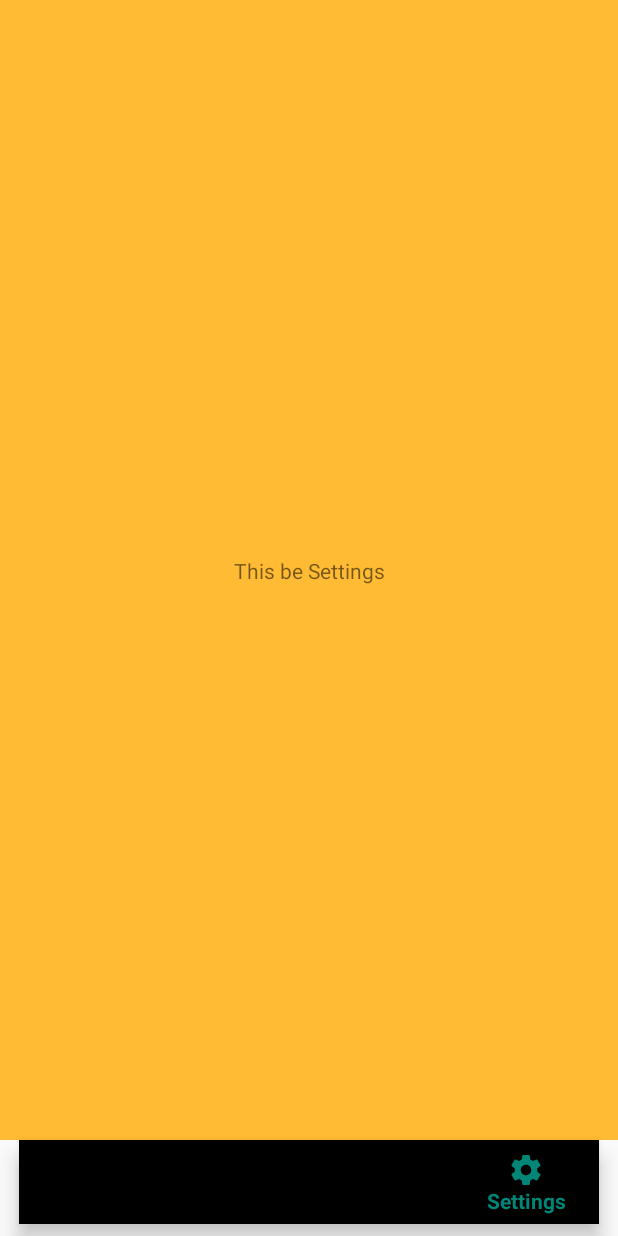
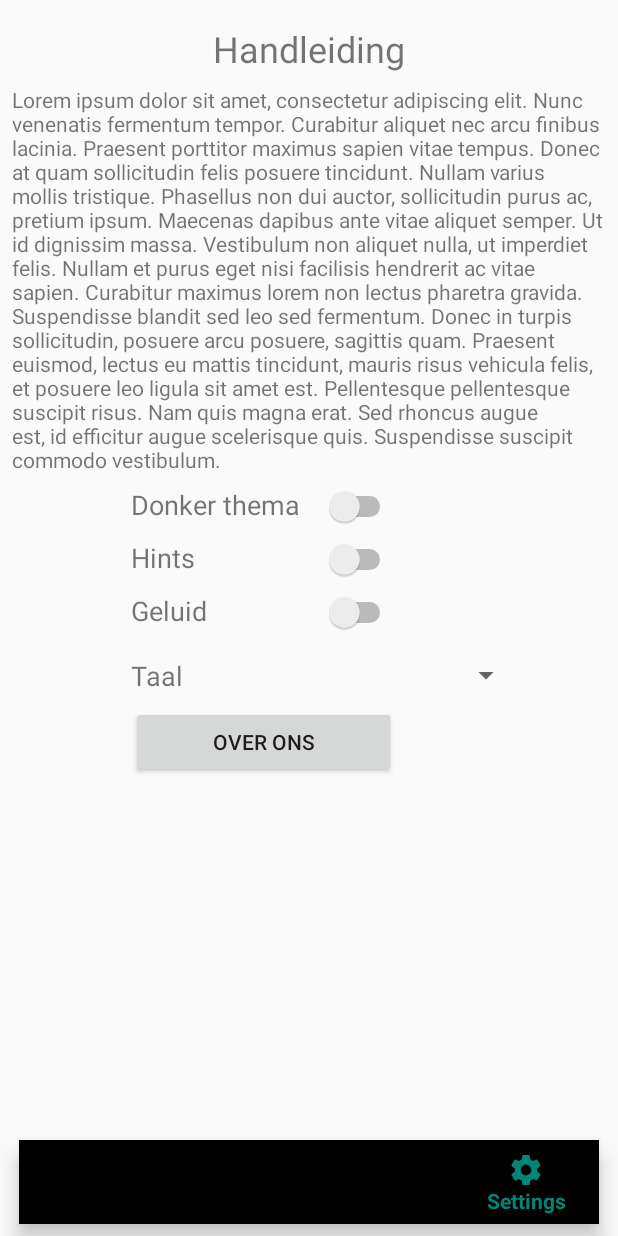
Before and after one commit to LucasDotEXE/Proftaak_1.4, an Android app: the screen it shows after launch (MainActivity), item 4 of the bottom bar chosen, on a phone screen of 412 x 824 dp. Run offline under Robolectric (Android 15) with nearby library versions, the phone set to English and light mode, and no system bars.

Commit message:
Prachtige settings tab

```diff
--- a/Andorid Project/EstelingLayoutTest/app/src/main/res/layout/fragment_settings.xml
+++ b/Andorid Project/EstelingLayoutTest/app/src/main/res/layout/fragment_settings.xml
@@ -1,19 +1,123 @@
 <?xml version="1.0" encoding="utf-8"?>
-<android.support.constraint.ConstraintLayout
-    xmlns:android="http://schemas.android.com/apk/res/android"
+<ScrollView xmlns:android="http://schemas.android.com/apk/res/android"
     xmlns:app="http://schemas.android.com/apk/res-auto"
+    xmlns:tools="http://schemas.android.com/tools"
     android:layout_width="match_parent"
-    android:layout_height="match_parent"
-    android:background="@android:color/holo_orange_light">
+    android:layout_height="match_parent">
 
 
-    <TextView
-        android:id="@+id/textView2"
+    <android.support.constraint.ConstraintLayout
+        android:layout_width="match_parent"
+        android:layout_height="match_parent">
+
+    <Switch
+        android:id="@+id/darkThemeSwitch"
         android:layout_width="wrap_content"
         android:layout_height="wrap_content"
-        android:text="This be Settings"
-        app:layout_constraintBottom_toBottomOf="parent"
+        android:layout_marginStart="16dp"
+        android:layout_marginTop="8dp"
+        app:layout_constraintStart_toEndOf="@+id/darkThemeTitleText"
+        app:layout_constraintTop_toBottomOf="@+id/manualContentText" />
+
+    <Switch
+        android:id="@+id/hintsSwitch"
+        android:layout_width="wrap_content"
+        android:layout_height="wrap_content"
+        android:layout_marginTop="8dp"
+        app:layout_constraintEnd_toEndOf="@+id/darkThemeSwitch"
+        app:layout_constraintTop_toBottomOf="@+id/darkThemeSwitch" />
+
+    <TextView
+        android:id="@+id/darkThemeTitleText"
+        android:layout_width="wrap_content"
+        android:layout_height="wrap_content"
+        android:layout_marginStart="8dp"
+        android:layout_marginEnd="8dp"
+        android:text="@string/darkthemetitle"
+        android:textSize="18sp"
+        app:layout_constraintEnd_toEndOf="parent"
+        app:layout_constraintHorizontal_bias="0.28"
+        app:layout_constraintStart_toStartOf="parent"
+        app:layout_constraintTop_toTopOf="@+id/darkThemeSwitch" />
+
+    <TextView
+        android:id="@+id/hintsTitleText"
+        android:layout_width="wrap_content"
+        android:layout_height="wrap_content"
+        android:text="@string/hintstitle"
+        android:textSize="18sp"
+        app:layout_constraintStart_toStartOf="@+id/darkThemeTitleText"
+        app:layout_constraintTop_toTopOf="@+id/hintsSwitch" />
+
+    <TextView
+        android:id="@+id/manualContentText"
+        android:layout_width="0dp"
+        android:layout_height="wrap_content"
+        android:layout_marginStart="8dp"
+        android:layout_marginTop="8dp"
+        android:layout_marginEnd="8dp"
+        android:text="@string/manualcontent"
+        app:layout_constraintEnd_toEndOf="parent"
+        app:layout_constraintStart_toStartOf="parent"
+        app:layout_constraintTop_toBottomOf="@+id/manualTitleText" />
+
+    <Button
+        android:id="@+id/aboutUsButton"
+        android:layout_width="0dp"
+        android:layout_height="wrap_content"
+        android:layout_marginTop="8dp"
+        android:text="@string/aboutustitle"
+        app:layout_constraintEnd_toEndOf="@+id/soundSwitch"
+        app:layout_constraintStart_toStartOf="@+id/soundTitleText"
+        app:layout_constraintTop_toBottomOf="@+id/languageTitleText" />
+
+    <Switch
+        android:id="@+id/soundSwitch"
+        android:layout_width="wrap_content"
+        android:layout_height="wrap_content"
+        android:layout_marginTop="8dp"
+        app:layout_constraintEnd_toEndOf="@+id/hintsSwitch"
+        app:layout_constraintTop_toBottomOf="@+id/hintsSwitch" />
+
+    <TextView
+        android:id="@+id/languageTitleText"
+        android:layout_width="wrap_content"
+        android:layout_height="wrap_content"
+        android:text="@string/languagetitle"
+        android:textSize="18sp"
+        app:layout_constraintStart_toStartOf="@+id/soundTitleText"
+        app:layout_constraintTop_toTopOf="@+id/languageSelecterSpinner" />
+
+    <Spinner
+        android:id="@+id/languageSelecterSpinner"
+        android:layout_width="0dp"
+        android:layout_height="wrap_content"
+        android:layout_marginTop="16dp"
+        android:layout_marginEnd="64dp"
+        app:layout_constraintEnd_toEndOf="parent"
+        app:layout_constraintStart_toStartOf="@+id/soundSwitch"
+        app:layout_constraintTop_toBottomOf="@+id/soundSwitch" />
+
+    <TextView
+        android:id="@+id/manualTitleText"
+        android:layout_width="wrap_content"
+        android:layout_height="wrap_content"
+        android:layout_marginTop="16dp"
+        android:text="@string/manualtitle"
+        android:textSize="24sp"
         app:layout_constraintEnd_toEndOf="parent"
         app:layout_constraintStart_toStartOf="parent"
         app:layout_constraintTop_toTopOf="parent" />
-</android.support.constraint.ConstraintLayout>
+
+    <TextView
+        android:id="@+id/soundTitleText"
+        android:layout_width="wrap_content"
+        android:layout_height="wrap_content"
+        android:text="@string/soundtitle"
+        android:textSize="18sp"
+        app:layout_constraintStart_toStartOf="@+id/hintsTitleText"
+        app:layout_constraintTop_toTopOf="@+id/soundSwitch" />
+
+    </android.support.constraint.ConstraintLayout>
+
+</ScrollView>
--- a/Andorid Project/EstelingLayoutTest/app/src/main/res/values/strings.xml
+++ b/Andorid Project/EstelingLayoutTest/app/src/main/res/values/strings.xml
@@ -1,3 +1,10 @@
 <resources>
     <string name="app_name">EstelingLayoutTest</string>
+    <string name="manualtitle">Handleiding</string>
+    <string name="manualcontent">Lorem ipsum dolor sit amet, consectetur adipiscing elit. Nunc venenatis fermentum tempor. Curabitur aliquet nec arcu finibus lacinia. Praesent porttitor maximus sapien vitae tempus. Donec at quam sollicitudin felis posuere tincidunt. Nullam varius mollis tristique. Phasellus non dui auctor, sollicitudin purus ac, pretium ipsum. Maecenas dapibus ante vitae aliquet semper. Ut id dignissim massa. Vestibulum non aliquet nulla, ut imperdiet felis.  Nullam et purus eget nisi facilisis hendrerit ac vitae sapien. Curabitur maximus lorem non lectus pharetra gravida. Suspendisse blandit sed leo sed fermentum. Donec in turpis sollicitudin, posuere arcu posuere, sagittis quam. Praesent euismod, lectus eu mattis tincidunt, mauris risus vehicula felis, et posuere leo ligula sit amet est. Pellentesque pellentesque suscipit risus. Nam quis magna erat. Sed rhoncus augue est, id efficitur augue scelerisque quis. Suspendisse suscipit commodo vestibulum.</string>
+    <string name="darkthemetitle">Donker thema</string>
+    <string name="hintstitle">Hints</string>
+    <string name="soundtitle">Geluid</string>
+    <string name="languagetitle">Taal</string>
+    <string name="aboutustitle">Over ons</string>
 </resources>
```
Also changed, not shown: 2 other files.
